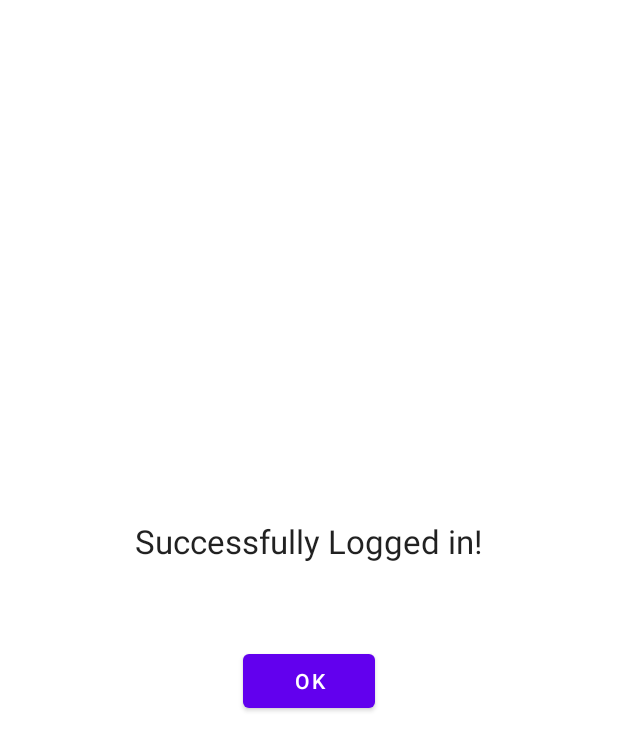
After one commit to baboring/KotlinExample, an Android app: the fragment WelcomeFragment placed in its activity, on a phone screen of 412 x 824 dp. The commit adds this screen. Shown: the top 751 px of the screen. Run offline under Robolectric (Android 15) with nearby library versions, the phone set to English and light mode, and no system bars; our stand-ins replace navigation-ui.

Commit message:
Passing Data to a Destination Using Safe Args

```diff
--- a/app/build.gradle
+++ b/app/build.gradle
@@ -2,6 +2,7 @@ plugins {
     id 'com.android.application'
     id 'org.jetbrains.kotlin.android'
     id 'kotlin-android'
+    id 'kotlin-parcelize'
     id 'androidx.navigation.safeargs.kotlin'
 }
 
@@ -50,4 +51,5 @@ dependencies {
     // navigation components
     implementation "androidx.navigation:navigation-fragment-ktx:$nav_version"
     implementation "androidx.navigation:navigation-ui-ktx:$nav_version"
+    implementation "androidx.navigation:navigation-dynamic-features-fragment:$nav_version"
 }
--- a/app/src/main/java/com/nined77/kotlinexample/HomeFragment.kt
+++ b/app/src/main/java/com/nined77/kotlinexample/HomeFragment.kt
@@ -5,7 +5,6 @@ import android.util.Log
 import android.view.LayoutInflater
 import android.view.View
 import android.view.ViewGroup
-import android.widget.Button
 import androidx.fragment.app.Fragment
 import androidx.navigation.fragment.findNavController
 import com.nined77.kotlinexample.databinding.FragmentHomeBinding
@@ -27,8 +26,6 @@ class HomeFragment : Fragment(R.layout.fragment_home) {
             val action = HomeFragmentDirections.actionHomeFragmentToLoginFragment();
             findNavController().navigate(action)
         }
-
-        //return super.onCreateView(inflater, container, savedInstanceState)
-        return binding.root
+        return binding.root // super.onCreateView(inflater, container, savedInstanceState)
     }
 }
--- a/app/src/main/java/com/nined77/kotlinexample/LoginFragment.kt
+++ b/app/src/main/java/com/nined77/kotlinexample/LoginFragment.kt
@@ -1,6 +1,29 @@
 package com.nined77.kotlinexample
 
+import android.os.Bundle
+import android.view.LayoutInflater
+import android.view.View
+import android.view.ViewGroup
 import androidx.fragment.app.Fragment
+import androidx.navigation.fragment.findNavController
+import com.nined77.kotlinexample.databinding.FragmentLoginBinding
 
 class LoginFragment : Fragment(R.layout.fragment_login){
+
+    private lateinit var binding: FragmentLoginBinding
+    override fun onCreateView(
+        inflater: LayoutInflater,
+        container: ViewGroup?,
+        savedInstanceState: Bundle?
+    ): View? {
+        binding = FragmentLoginBinding.inflate(inflater, container, false)
+
+        binding.buttonConfirm.setOnClickListener {
+            var username = binding.editTextUsername.text.toString()
+            var password = binding.editTextPassword.text.toString()
+            var action = LoginFragmentDirections.actionLoginFragmentToWelcomeFragment(username, password)
+            findNavController().navigate(action)
+        }
+        return binding.root //super.onCreateView(inflater, container, savedInstanceState)
+    }
 }
--- /dev/null
+++ b/app/src/main/java/com/nined77/kotlinexample/LoginInputData.kt
@@ -0,0 +1,10 @@
+package com.nined77.kotlinexample
+
+import android.os.Parcelable
+import kotlinx.parcelize.Parcelize
+
+@Parcelize
+data class LoginInputData (
+    val username: String,
+    var password: String
+): Parcelable
--- /dev/null
+++ b/app/src/main/java/com/nined77/kotlinexample/WelcomeFragment.kt
@@ -0,0 +1,34 @@
+package com.nined77.kotlinexample
+
+import android.os.Bundle
+import android.view.LayoutInflater
+import android.view.View
+import android.view.ViewGroup
+import androidx.fragment.app.Fragment
+import androidx.navigation.fragment.findNavController
+import androidx.navigation.fragment.navArgs
+import com.nined77.kotlinexample.databinding.FragmentWelcomeBinding
+
+class WelcomeFragment : Fragment(R.layout.fragment_welcome) {
+
+    private lateinit var binding: FragmentWelcomeBinding
+    //private var _args: WelcomeFragmentArgs by navArgs()
+
+    override fun onCreateView(
+        inflater: LayoutInflater,
+        container: ViewGroup?,
+        savedInstanceState: Bundle?
+    ): View? {
+        binding = FragmentWelcomeBinding.inflate(inflater,container, false)
+
+        arguments?.getString("username")
+        binding.textViewUsername.text = arguments?.getString("username")//_args.username
+        binding.textViewPassword.text = arguments?.getString("password")//_args.password
+
+        binding.buttonOk.setOnClickListener {
+            var action = WelcomeFragmentDirections.actionWelcomeFragmentToHomeFragment();
+            findNavController().navigate(action)
+        }
+        return binding.root // super.onCreateView(inflater, container, savedInstanceState)
+    }
+}
--- /dev/null
+++ b/app/src/main/res/layout/fragment_welcome.xml
@@ -0,0 +1,35 @@
+<?xml version="1.0" encoding="utf-8"?>
+<LinearLayout xmlns:android="http://schemas.android.com/apk/res/android"
+    android:layout_width="match_parent"
+    android:layout_height="match_parent"
+    xmlns:tools="http://schemas.android.com/tools"
+    android:gravity="center"
+    android:orientation="vertical"
+    tools:context=".WelcomeFragment">
+
+    <TextView
+        android:layout_width="wrap_content"
+        android:layout_height="wrap_content"
+        android:layout_marginBottom="16dp"
+        android:text="Successfully Logged in!"
+        android:textAppearance="@style/TextAppearance.AppCompat.Large" />
+
+    <TextView
+        android:layout_width="wrap_content"
+        android:layout_height="wrap_content"
+        tools:text="Username"
+        android:id="@+id/text_view_username" />
+
+    <TextView
+        android:layout_width="wrap_content"
+        android:layout_height="wrap_content"
+        tools:text="Password"
+        android:id="@+id/text_view_password" />
+
+    <Button
+        android:id="@+id/button_ok"
+        android:layout_width="wrap_content"
+        android:layout_height="wrap_content"
+        android:text="Ok" />
+
+</LinearLayout>
--- a/app/src/main/res/navigation/nav_graph.xml
+++ b/app/src/main/res/navigation/nav_graph.xml
@@ -9,7 +9,7 @@
         android:id="@+id/homeFragment"
         android:name="com.nined77.kotlinexample.HomeFragment"
         android:label="fragment_home"
-        tools:layout="@layout/fragment_home" >
+        tools:layout="@layout/fragment_home">
         <action
             android:id="@+id/action_homeFragment_to_loginFragment"
             app:destination="@id/loginFragment"
@@ -22,5 +22,30 @@
         android:id="@+id/loginFragment"
         android:name="com.nined77.kotlinexample.LoginFragment"
         android:label="fragment_login"
-        tools:layout="@layout/fragment_login" />
+        tools:layout="@layout/fragment_login">
+        <action
+            android:id="@+id/action_loginFragment_to_welcomeFragment"
+            app:destination="@id/welcomeFragment"
+            app:enterAnim="@anim/slide_in_right"
+            app:exitAnim="@anim/slide_out_left"
+            app:popEnterAnim="@anim/slide_in_left"
+            app:popExitAnim="@anim/slide_out_right" />
+    </fragment>
+    <fragment
+        android:id="@+id/welcomeFragment"
+        android:name="com.nined77.kotlinexample.WelcomeFragment"
+        android:label="fragment_welcome"
+        tools:layout="@layout/fragment_welcome">
+        <argument
+            android:name="username"
+            app:argType="string" />
+        <argument
+            android:name="password"
+            app:argType="string" />
+        <action
+            android:id="@+id/action_welcomeFragment_to_homeFragment"
+            app:destination="@id/homeFragment"
+            app:popUpTo="@id/homeFragment"
+            app:popUpToInclusive="true" />
+    </fragment>
 </navigation>
--- a/build.gradle
+++ b/build.gradle
@@ -2,14 +2,9 @@
 buildscript {
     ext.kotlin_version = "1.8.0"
     ext.nav_version = "2.5.3"
-    repositories {
-        google()
-        jcenter()
-    }
 
     dependencies {
         classpath "com.android.tools.build:gradle:7.4.2"
-        //classpath "org.jetbrains.kotlin:kotlin-gradle-plugins:$kotlin_version"
         classpath "androidx.navigation:navigation-safe-args-gradle-plugin:$nav_version"
     }
 }
@@ -19,6 +14,7 @@ plugins {
     id 'com.android.application' version '7.4.2' apply false
     id 'com.android.library' version '7.4.2' apply false
     id 'org.jetbrains.kotlin.android' version '1.8.0' apply false
+    id 'androidx.navigation.safeargs.kotlin' version '2.5.3' apply false
 }
 
 task clean(type: Delete) {
```
